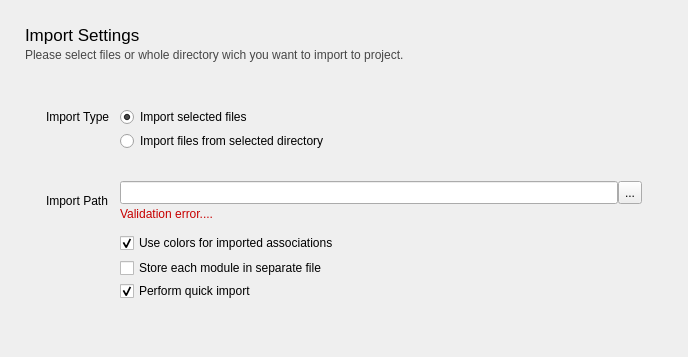
Old version of the form src/Gui/Wizards/projectImportToExisting/pageProjectExistingChooseImport.ui in the repository Atlantic18/skipper-translation.
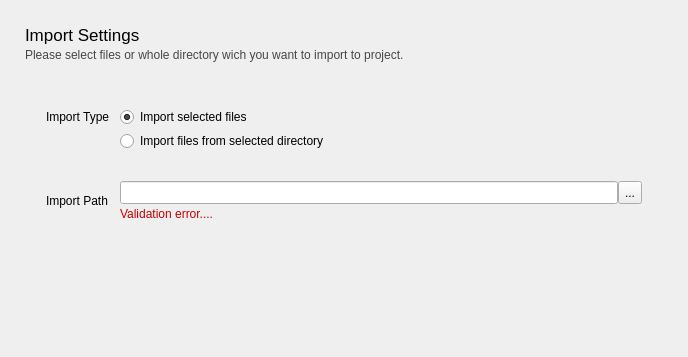
New version of the form. Icons and pictures are not drawn. Custom widgets are drawn as their Qt base class.

Patch:
```diff
--- a/src/Gui/Wizards/projectImportToExisting/pageProjectExistingChooseImport.ui
+++ b/src/Gui/Wizards/projectImportToExisting/pageProjectExistingChooseImport.ui
@@ -17,7 +17,16 @@
    <property name="spacing">
     <number>15</number>
    </property>
-   <property name="margin">
+   <property name="leftMargin">
+    <number>25</number>
+   </property>
+   <property name="topMargin">
+    <number>25</number>
+   </property>
+   <property name="rightMargin">
+    <number>25</number>
+   </property>
+   <property name="bottomMargin">
     <number>25</number>
    </property>
    <item>
@@ -129,6 +138,18 @@
        </item>
       </layout>
      </item>
+     <item row="1" column="0">
+      <widget class="QLabel" name="labelInput">
+       <property name="font">
+        <font>
+         <pointsize>9</pointsize>
+        </font>
+       </property>
+       <property name="text">
+        <string>Import Path</string>
+       </property>
+      </widget>
+     </item>
      <item row="0" column="0">
       <layout class="QVBoxLayout" name="verticalLayout_2">
        <property name="topMargin">
@@ -154,188 +175,6 @@
        </item>
       </layout>
      </item>
-     <item row="1" column="0">
-      <widget class="QLabel" name="labelInput">
-       <property name="font">
-        <font>
-         <pointsize>9</pointsize>
-        </font>
-       </property>
-       <property name="text">
-        <string>Import Path</string>
-       </property>
-      </widget>
-     </item>
-     <item row="2" column="1">
-      <layout class="QVBoxLayout" name="verticalLayout_4">
-       <property name="spacing">
-        <number>1</number>
-       </property>
-       <item>
-        <widget class="QFrame" name="frameColorfulImport">
-         <property name="frameShape">
-          <enum>QFrame::NoFrame</enum>
-         </property>
-         <property name="frameShadow">
-          <enum>QFrame::Plain</enum>
-         </property>
-         <layout class="QHBoxLayout" name="horizontalLayout">
-          <property name="margin">
-           <number>0</number>
-          </property>
-          <item>
-           <widget class="QCheckBox" name="checkColorfulAssociations">
-            <property name="minimumSize">
-             <size>
-              <width>0</width>
-              <height>24</height>
-             </size>
-            </property>
-            <property name="font">
-             <font>
-              <pointsize>9</pointsize>
-             </font>
-            </property>
-            <property name="text">
-             <string>Use colors for imported associations</string>
-            </property>
-            <property name="checked">
-             <bool>true</bool>
-            </property>
-           </widget>
-          </item>
-         </layout>
-        </widget>
-       </item>
-       <item>
-        <widget class="QFrame" name="frameSeparatedFiles">
-         <layout class="QHBoxLayout" name="layoutSeparateModuleFiles">
-          <property name="margin">
-           <number>0</number>
-          </property>
-          <item>
-           <widget class="QCheckBox" name="checkSeparateModuleFiles">
-            <property name="minimumSize">
-             <size>
-              <width>0</width>
-              <height>24</height>
-             </size>
-            </property>
-            <property name="font">
-             <font>
-              <pointsize>9</pointsize>
-             </font>
-            </property>
-            <property name="text">
-             <string>Store each module in separate file</string>
-            </property>
-           </widget>
-          </item>
-          <item>
-           <widget class="QLabel" name="labelSeparateModuleFilesInfo">
-            <property name="toolTip">
-             <string>&lt;html&gt;&lt;head/&gt;&lt;body&gt;&lt;p&gt;If selected, each imported module is stored in separate .module.xml file located in module directory&lt;/p&gt;&lt;/body&gt;&lt;/html&gt;</string>
-            </property>
-            <property name="text">
-             <string/>
-            </property>
-            <property name="pixmap">
-             <pixmap resource="../../../Images/images.qrc">:/FunctionImages/about_16.png</pixmap>
-            </property>
-           </widget>
-          </item>
-          <item>
-           <spacer name="horizontalSpacer_2">
-            <property name="orientation">
-             <enum>Qt::Horizontal</enum>
-            </property>
-            <property name="sizeHint" stdset="0">
-             <size>
-              <width>40</width>
-              <height>20</height>
-             </size>
-            </property>
-           </spacer>
-          </item>
-         </layout>
-        </widget>
-       </item>
-       <item>
-        <widget class="QFrame" name="frameQuickSettings">
-         <layout class="QHBoxLayout" name="horizontalLayout_3">
-          <property name="margin">
-           <number>0</number>
-          </property>
-          <item>
-           <widget class="QCheckBox" name="checkQuickImport">
-            <property name="sizePolicy">
-             <sizepolicy hsizetype="Maximum" vsizetype="Fixed">
-              <horstretch>0</horstretch>
-              <verstretch>0</verstretch>
-             </sizepolicy>
-            </property>
-            <property name="font">
-             <font>
-              <pointsize>9</pointsize>
-             </font>
-            </property>
-            <property name="toolTip">
-             <string extracomment="a1"/>
-            </property>
-            <property name="statusTip">
-             <string extracomment="a2"/>
-            </property>
-            <property name="whatsThis">
-             <string extracomment="a3"/>
-            </property>
-            <property name="text">
-             <string>Perform quick import</string>
-            </property>
-            <property name="checked">
-             <bool>true</bool>
-            </property>
-           </widget>
-          </item>
-          <item>
-           <widget class="Atomix::QtExt::QLabelEx" name="labelQuickImportHint">
-            <property name="mouseTracking">
-             <bool>true</bool>
-            </property>
-            <property name="toolTip">
-             <string>Wizard will skip advanced steps and use default settings.</string>
-            </property>
-            <property name="statusTip">
-             <string extracomment="22"/>
-            </property>
-            <property name="whatsThis">
-             <string extracomment="33"/>
-            </property>
-            <property name="text">
-             <string/>
-            </property>
-            <property name="pixmap">
-             <pixmap resource="../../../Images/images.qrc">:/FunctionImages/about_16.png</pixmap>
-            </property>
-           </widget>
-          </item>
-          <item>
-           <spacer name="horizontalSpacer">
-            <property name="orientation">
-             <enum>Qt::Horizontal</enum>
-            </property>
-            <property name="sizeHint" stdset="0">
-             <size>
-              <width>40</width>
-              <height>20</height>
-             </size>
-            </property>
-           </spacer>
-          </item>
-         </layout>
-        </widget>
-       </item>
-      </layout>
-     </item>
      <item row="0" column="1">
       <layout class="QVBoxLayout" name="verticalLayout">
        <property name="spacing">
@@ -390,13 +229,6 @@
    </item>
   </layout>
  </widget>
- <customwidgets>
-  <customwidget>
-   <class>Atomix::QtExt::QLabelEx</class>
-   <extends>QLabel</extends>
-   <header location="global">axQt/axQtGui/labelEx.h</header>
-  </customwidget>
- </customwidgets>
  <tabstops>
   <tabstop>editPath</tabstop>
   <tabstop>btnChooseInput</tabstop>
```
Left out of the diff: 4 changed lines with no effect on the pictures.
